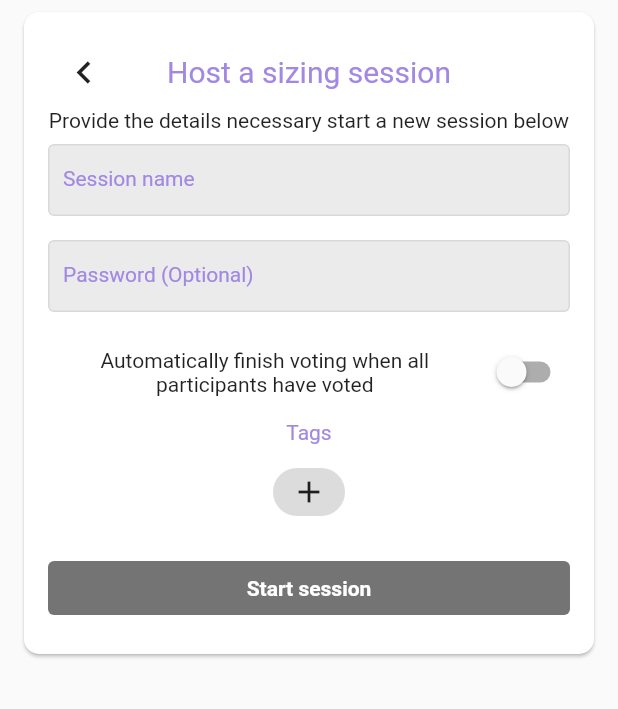
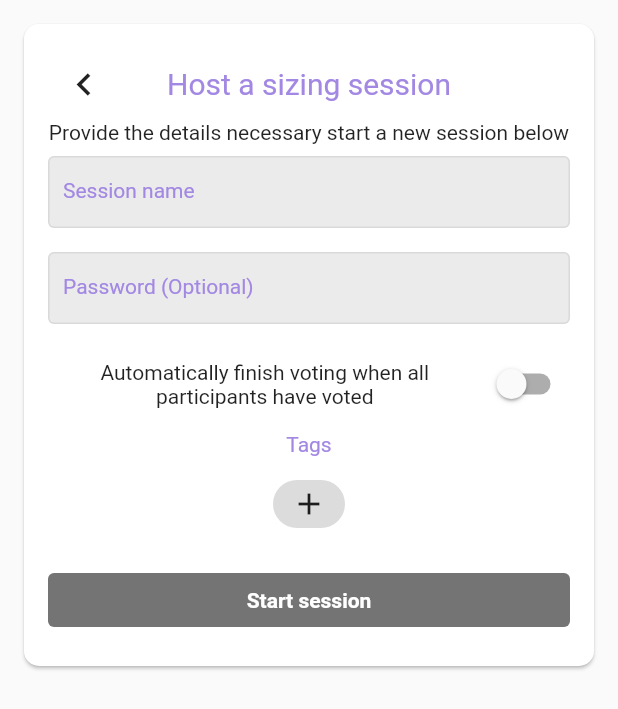
Before and after one commit to Operation-Winter/mamba-flutter, a Flutter app: the HostSetupScreen screen opened by its route, on a phone screen of 412 x 824 dp. Shown: the top 709 px of the screen. Run offline on Flutter 3.47's test engine with Material 2 defaults, Android fonts, the phone set to English and light mode, and no system bars; our stand-ins replace bloc, flutter_bloc, flutter_spinkit, universal_io.

Commit message:
Fix top margin for screens

```diff
--- a/lib/screens/host/host_setup_screen.dart
+++ b/lib/screens/host/host_setup_screen.dart
@@ -98,7 +98,8 @@ class _HostSetupScreenState extends State<HostSetupScreen> {
               shape: RoundedRectangleBorder(
                 borderRadius: BorderRadius.circular(10),
               ),
-              margin: const EdgeInsets.fromLTRB(16, 8, 16, 0),
+              margin: const EdgeInsets.only(
+                  top: 16, bottom: 8, left: 16, right: 16),
               child: Padding(
                 padding: const EdgeInsets.all(16),
                 child: Column(
--- a/lib/screens/participant/participant_setup_screen.dart
+++ b/lib/screens/participant/participant_setup_screen.dart
@@ -51,7 +51,8 @@ class _ParticipantSetupScreenState extends State<ParticipantSetupScreen> {
               shape: RoundedRectangleBorder(
                 borderRadius: BorderRadius.circular(10),
               ),
-              margin: const EdgeInsets.fromLTRB(16, 8, 16, 0),
+              margin: const EdgeInsets.only(
+                  top: 16, bottom: 8, left: 16, right: 16),
               child: Padding(
                 padding: const EdgeInsets.all(16),
                 child: Column(
--- a/lib/screens/spectator/spectator_setup_screen.dart
+++ b/lib/screens/spectator/spectator_setup_screen.dart
@@ -43,7 +43,8 @@ class _SpectatorSetupScreenState extends State<SpectatorSetupScreen> {
               shape: RoundedRectangleBorder(
                 borderRadius: BorderRadius.circular(10),
               ),
-              margin: const EdgeInsets.fromLTRB(16, 8, 16, 0),
+              margin: const EdgeInsets.only(
+                  top: 16, bottom: 8, left: 16, right: 16),
               child: Padding(
                 padding: const EdgeInsets.all(16),
                 child: Column(
--- a/lib/widgets/cards/planning_session_name_card.dart
+++ b/lib/widgets/cards/planning_session_name_card.dart
@@ -35,7 +35,7 @@ class PlanningSessionNameCard extends StatelessWidget {
       shape: RoundedRectangleBorder(
         borderRadius: BorderRadius.circular(10),
       ),
-      margin: const EdgeInsets.symmetric(vertical: 8, horizontal: 16),
+      margin: const EdgeInsets.only(top: 16, bottom: 8, left: 16, right: 16),
       child: Padding(
         padding: const EdgeInsets.all(16),
         child: Column(
```
